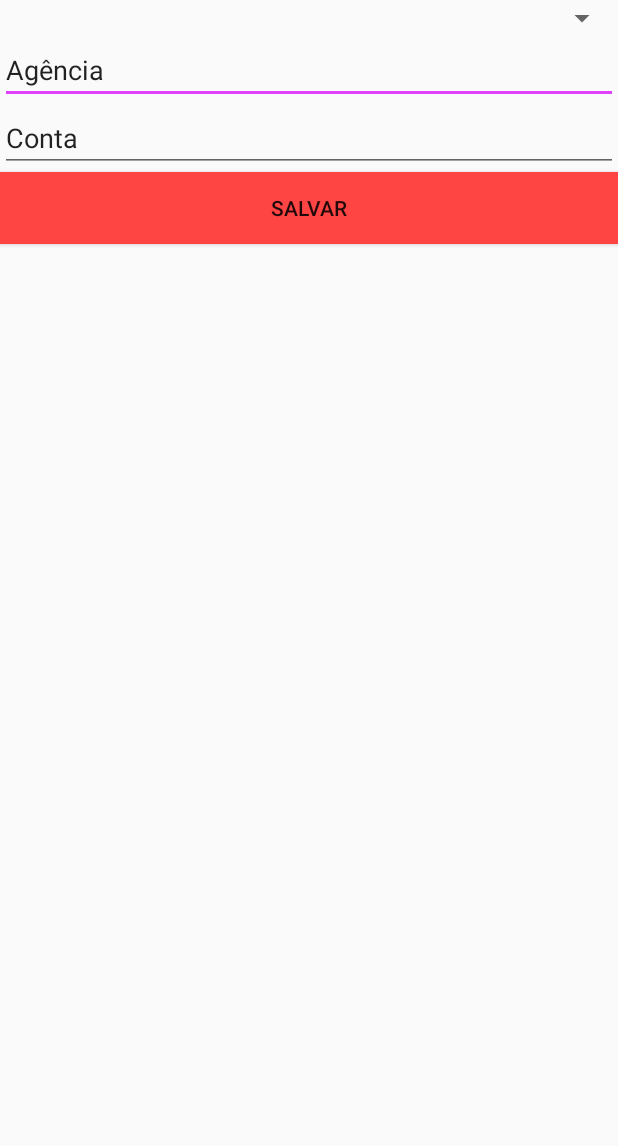
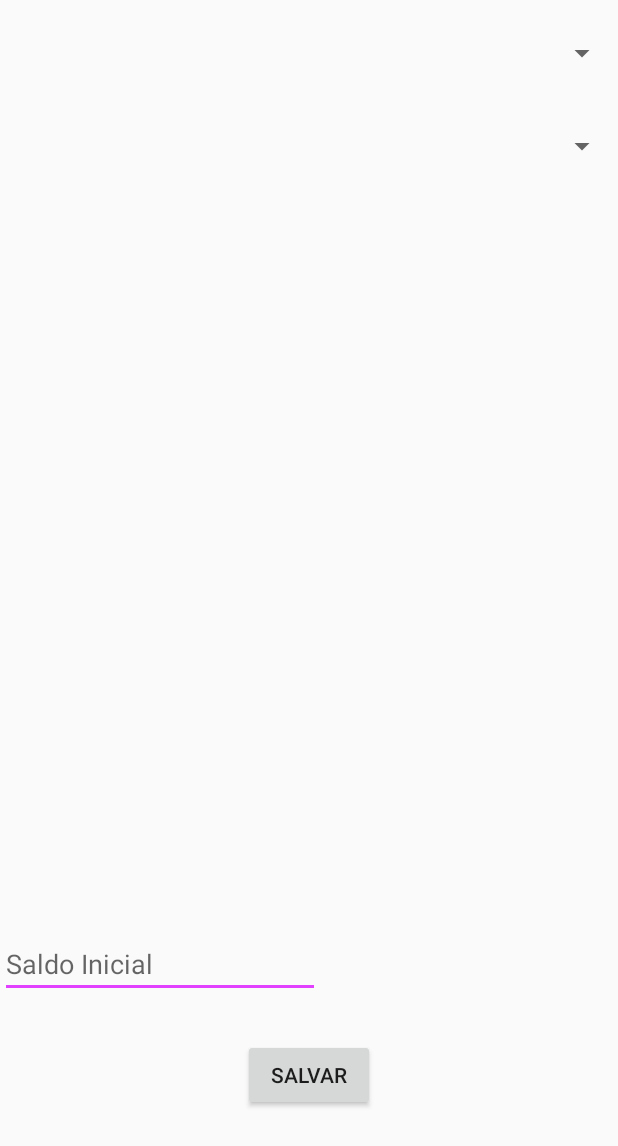
Before and after one commit to gabrielCorreaCordeiro/apsApp, an Android app: the layout activity_adicionar_conta.xml on its own in the app's theme, with its tools: preview values and no code run, on a phone screen of 412 x 824 dp. Shown: the top 1146 px of the screen. Run offline under Robolectric (Android 15) with nearby library versions, the phone set to English and light mode, and no system bars.

Commit message:
Layout de tranferencia e adicionado layout adicionar conta

```diff
--- a/app/src/main/res/layout/activity_adicionar_conta.xml
+++ b/app/src/main/res/layout/activity_adicionar_conta.xml
@@ -3,31 +3,49 @@
     android:orientation="vertical" android:layout_width="match_parent"
     android:layout_height="match_parent">
 
-    <Spinner
-        android:id="@+id/tipo_conta"
+    <RelativeLayout
         android:layout_width="match_parent"
-        android:layout_height="wrap_content" />
+        android:layout_height="match_parent">
 
-    <EditText
-        android:id="@+id/Text_entrada_agencia"
-        android:layout_width="match_parent"
-        android:layout_height="wrap_content"
-        android:ems="10"
-        android:inputType="numberDecimal"
-        android:text="Agência" />
+        <Spinner
+            android:id="@+id/adicionar_categoria_conta"
+            android:layout_width="match_parent"
+            android:layout_height="wrap_content"
+            android:layout_alignParentLeft="true"
+            android:layout_alignParentStart="true"
+            android:layout_alignParentTop="true"
+            android:layout_marginTop="23dp" />
 
-    <EditText
-        android:id="@+id/Text_entrada_conta"
-        android:layout_width="match_parent"
-        android:layout_height="wrap_content"
-        android:ems="10"
-        android:inputType="numberDecimal"
-        android:text="Conta" />
+        <Button
+            android:id="@+id/adicionar_salvar_conta"
+            android:layout_width="wrap_content"
+            android:layout_height="wrap_content"
+            android:text="Salvar"
+            android:layout_alignParentBottom="true"
+            android:layout_centerHorizontal="true"
+            android:layout_marginBottom="83dp" />
 
-    <Button
-        android:id="@+id/adicionar_conta"
-        android:layout_width="match_parent"
-        android:layout_height="wrap_content"
-        android:background="@android:color/holo_red_light"
-        android:text="Salvar" />
+        <EditText
+            android:id="@+id/editText"
+            android:layout_width="wrap_content"
+            android:layout_height="wrap_content"
+            android:ems="10"
+            android:hint="Saldo Inicial"
+            android:inputType="numberDecimal"
+            android:layout_above="@+id/adicionar_salvar_conta"
+            android:layout_alignParentLeft="true"
+            android:layout_alignParentStart="true"
+            android:layout_marginBottom="27dp" />
+
+        <Spinner
+            android:id="@+id/adicionar_banco"
+            android:layout_width="match_parent"
+            android:layout_height="wrap_content"
+            android:layout_alignParentLeft="true"
+            android:layout_alignParentStart="true"
+            android:layout_below="@+id/adicionar_categoria_conta"
+            android:layout_marginTop="38dp" />
+
+    </RelativeLayout>
+
 </LinearLayout>
```
Also changed, not shown: app/src/main/res/layout/activity_tranferencia.xml (added, +65 -0 lines), app/src/main/res/layout/nav_header_principal.xml (+6 -5 lines), app/src/main/res/drawable-hdpi/ic_action_name.png (added), app/src/main/res/drawable-mdpi/ic_action_name.png (added), app/src/main/res/drawable-xhdpi/ic_action_name.png (added), app/src/main/res/drawable-xxhdpi/ic_action_name.png (added), 32 other files.
